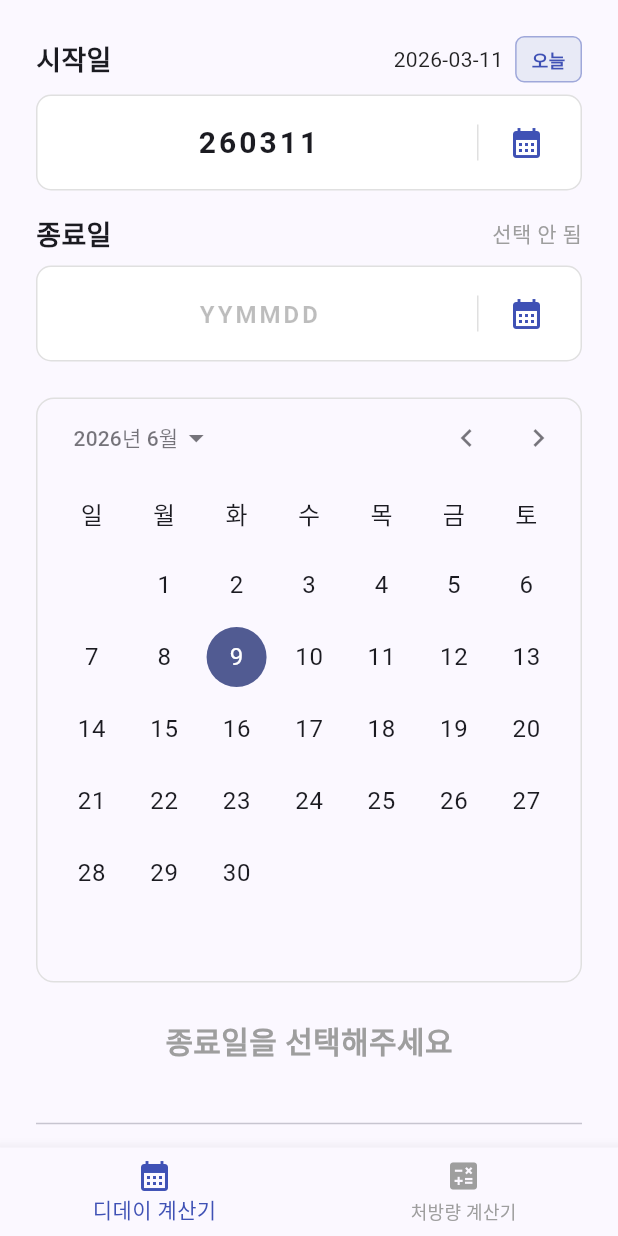
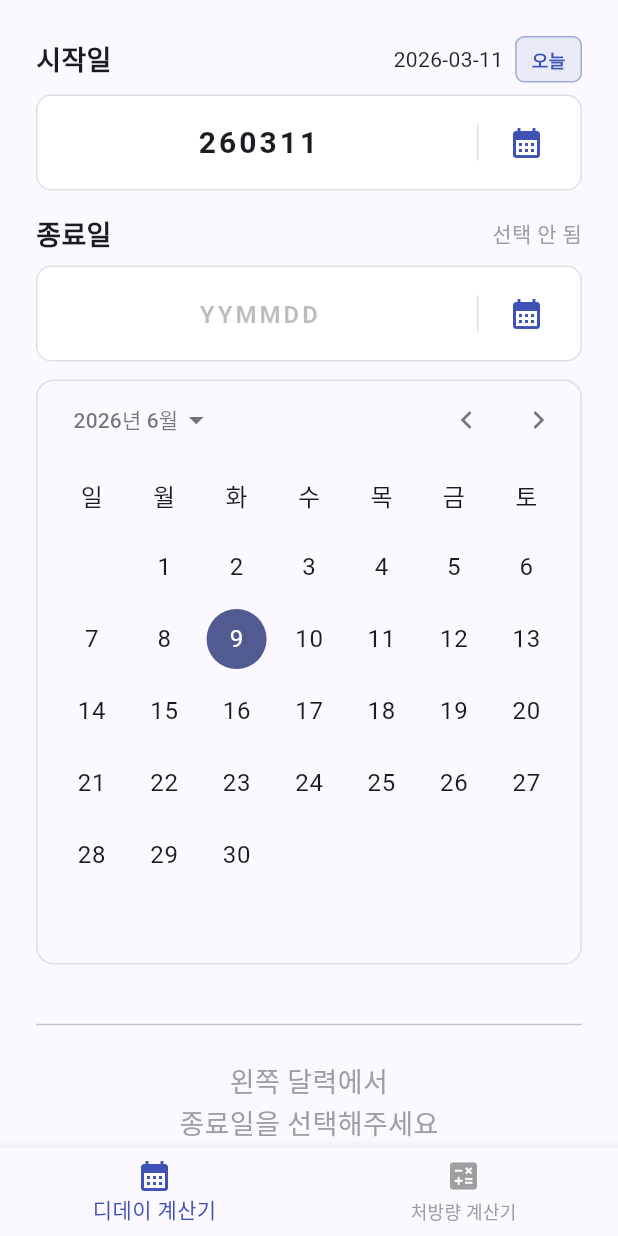
Before and after one commit to ZeroZoa/Clinic_TotalCal, a Flutter app: the screen it shows after launch, on a phone screen of 412 x 824 dp. Run offline on Flutter 3.47's test engine with Material 3 defaults, Android fonts, the phone set to English and light mode, and no system bars; Roboto replaces fonts that are missing (Pretender).

Commit message:
디데이 계산기 디데이 위치 수정 및 ui조정

```diff
--- a/lib/dday_cal.dart
+++ b/lib/dday_cal.dart
@@ -12,8 +12,6 @@ class DDayCalculatorPage extends StatefulWidget {
 }
 
 class _DDayCalculatorPageState extends State<DDayCalculatorPage> {
-  // === 💡 기존 로직 유지 영역 ===
-
   // 정확한 날짜 계산을 위해 DateTime에서 시/분/초를 제거하고 날짜(자정 00:00:00)만 반환
   DateTime _stripTime(DateTime d) => DateTime(d.year, d.month, d.day);
   // 시작 날짜를 년-월-일만 저장할 변수
@@ -42,6 +40,9 @@ class _DDayCalculatorPageState extends State<DDayCalculatorPage> {
     super.dispose();
   }
 
+  // YYMMDD 문자열 → DateTime 변환
+  // YY > 50이면 1900년대, 이하면 2000년대로 해석
+  // 유효하지 않은 월/일이면 FormatException throw
   DateTime _parseYYMMDD(String value) {
     int yearPrefix = int.parse(value.substring(0, 2));
     int fullYear = (yearPrefix > 50 ? 1900 : 2000) + yearPrefix;
@@ -72,10 +73,14 @@ class _DDayCalculatorPageState extends State<DDayCalculatorPage> {
     }
   }
 
+  // 달력 아이콘 탭 시 날짜 피커 오픈
+  // 종료일 미선택 상태면 오늘 +90일(3개월)을 기본 표시
   Future<void> _pickDate({required bool isStart}) async {
     final DateTime? picked = await showDatePicker(
       context: context,
-      initialDate: isStart ? _startDate : (_endDate ?? _stripTime(DateTime.now().add(const Duration(days: 90)))),
+      initialDate: isStart
+          ? _startDate
+          : (_endDate ?? _stripTime(DateTime.now().add(const Duration(days: 90)))),
       firstDate: DateTime(2000),
       lastDate: DateTime(2100),
       builder: (context, child) {
@@ -106,6 +111,8 @@ class _DDayCalculatorPageState extends State<DDayCalculatorPage> {
     }
   }
 
+  // 날짜 유효성 검사
+  // _endDate null이면 오류 없음, 종료일 < 시작일이면 오류 메시지 설정
   void _validateDates() {
     if (_endDate == null) {
       _errorMessage = null;
@@ -117,8 +124,6 @@ class _DDayCalculatorPageState extends State<DDayCalculatorPage> {
       _errorMessage = null;
     }
   }
-
-  // === 💡 UI 영역 ===
 
   @override
   Widget build(BuildContext context) {
@@ -160,6 +165,7 @@ class _DDayCalculatorPageState extends State<DDayCalculatorPage> {
     );
   }
 
+  // 왼쪽 패널: 시작일/종료일 입력 + 달력
   Widget _buildLeftPanel(int? dDay) {
     return Column(
       crossAxisAlignment: CrossAxisAlignment.stretch,
@@ -184,7 +190,7 @@ class _DDayCalculatorPageState extends State<DDayCalculatorPage> {
           date: _endDate,
           isStart: false,
         ),
-        const SizedBox(height: 24),
+        const SizedBox(height: 12),
 
         Container(
           decoration: BoxDecoration(
@@ -203,38 +209,6 @@ class _DDayCalculatorPageState extends State<DDayCalculatorPage> {
                 _validateDates();
               });
             },
-          ),
-        ),
-
-        const SizedBox(height: 24),
-
-        // D-Day 표시부
-        Center(
-          child: _errorMessage != null
-              ? Text(
-            _errorMessage!,
-            style: const TextStyle(
-                color: Colors.red,
-                fontSize: 16,
-                fontWeight: FontWeight.bold),
-            textAlign: TextAlign.center,
-          )
-              : dDay == null
-              ? const Text(
-            '종료일을 선택해주세요',
-            style: TextStyle(
-              fontSize: 20,
-              fontWeight: FontWeight.bold,
-              color: Colors.grey,
-            ),
-          )
-              : Text(
-            'D-Day $dDay',
-            style: const TextStyle(
-              fontSize: 36,
-              fontWeight: FontWeight.w900,
-              color: Colors.indigo,
-            ),
           ),
         ),
       ],
@@ -349,13 +323,15 @@ class _DDayCalculatorPageState extends State<DDayCalculatorPage> {
 
   Widget _buildRightPanel(int? dDay) {
     if (dDay == null) {
-      return const Center(
-        child: Padding(
-          padding: EdgeInsets.only(top: 40.0),
-          child: Text(
-            '왼쪽 달력에서\n종료일을 선택해주세요',
-            textAlign: TextAlign.center,
-            style: TextStyle(fontSize: 18, color: Colors.grey, height: 1.5),
+      return Center(
+        child: Text(
+          _errorMessage ?? '왼쪽 달력에서\n종료일을 선택해주세요',
+          textAlign: TextAlign.center,
+          style: TextStyle(
+            fontSize: 18,
+            color: _errorMessage != null ? Colors.red : Colors.grey,
+            fontWeight: _errorMessage != null ? FontWeight.bold : FontWeight.normal,
+            height: 1.5,
           ),
         ),
       );
@@ -363,6 +339,18 @@ class _DDayCalculatorPageState extends State<DDayCalculatorPage> {
     return Column(
       crossAxisAlignment: CrossAxisAlignment.stretch,
       children: [
+        // D-Day 표시부
+        Center(
+          child: Text(
+            'D-Day $dDay',
+            style: const TextStyle(
+              fontSize: 36,
+              fontWeight: FontWeight.w900,
+              color: Colors.indigo,
+            ),
+          ),
+        ),
+
         _buildUnitContainer('2.5단위', dDay * 0.08333333333, [Colors.amber.shade100, Colors.amber.shade50], 2.5, context),
         _buildUnitContainer('3단위', dDay * 0.1, [Colors.orange.shade100, Colors.orange.shade50], 3, context),
         _buildUnitContainer('4단위', dDay * 0.125, [Colors.green.shade100, Colors.green.shade50], 4, context),
@@ -395,7 +383,7 @@ class _DDayCalculatorPageState extends State<DDayCalculatorPage> {
                       end: Alignment.bottomRight,
                     ),
                     borderRadius: BorderRadius.circular(12),
-                    border: Border.all(color: Colors.black.withOpacity(0.05)),
+                    border: Border.all(color: Colors.black.withValues(alpha: 0.05)),
                   ),
                   child: InkWell(
                     borderRadius: BorderRadius.circular(12),
@@ -406,7 +394,7 @@ class _DDayCalculatorPageState extends State<DDayCalculatorPage> {
                       );
                     },
                     child: Padding(
-                      padding: const EdgeInsets.symmetric(horizontal: 20, vertical: 16),
+                      padding: const EdgeInsets.symmetric(horizontal: 20, vertical: 12),
                       child: Row(
                         mainAxisAlignment: MainAxisAlignment.spaceBetween,
                         children: [
--- a/lib/total_cal.dart
+++ b/lib/total_cal.dart
@@ -245,11 +245,9 @@ class _TotalCalculatorPageState extends State<TotalCalculatorPage> {
       });
     }
 
-    setState(() {
-      _totalInjections = tempTotal;
-      _resultDetails = tempDetails;
-      _hasInjectionDateError = tempHasError;
-    });
+    _totalInjections = tempTotal;
+    _resultDetails = tempDetails;
+    _hasInjectionDateError = tempHasError;
   }
 
   //──────────────────────────────────────────────────────────────────────────────────────────────────────
```
